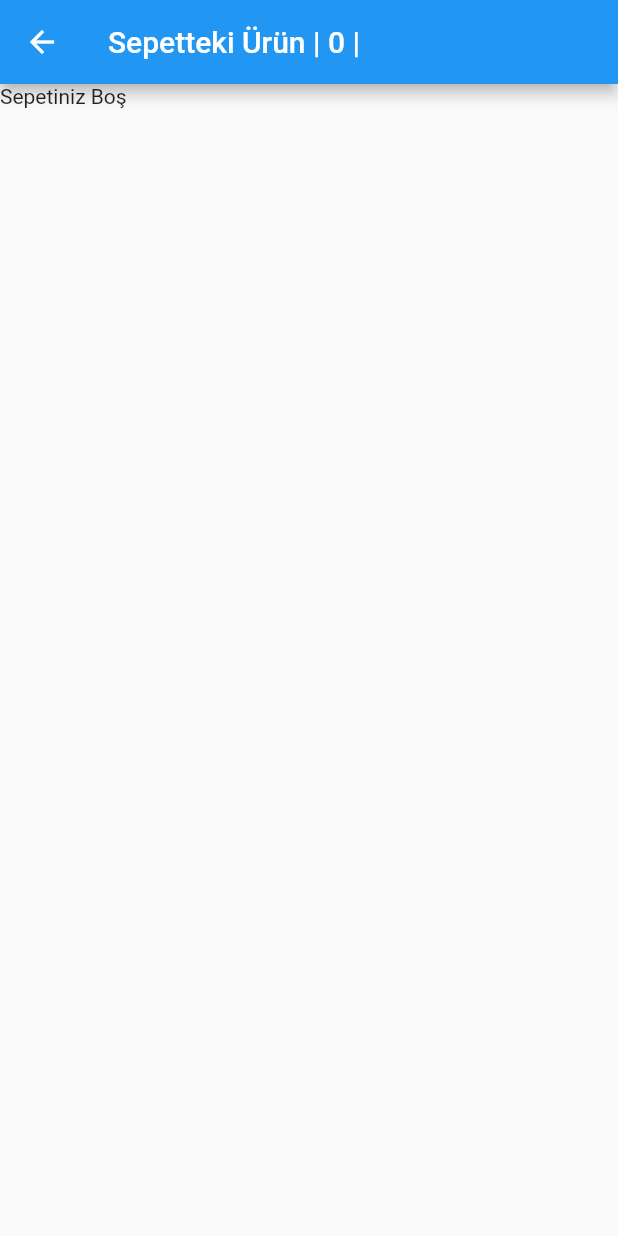
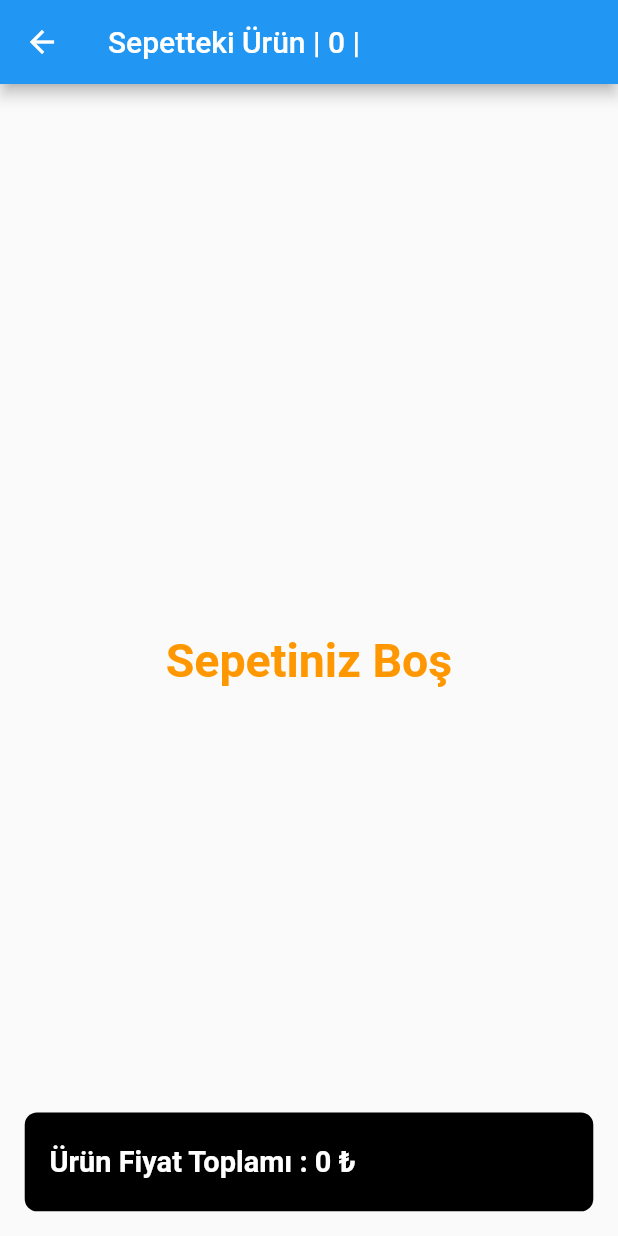
Before and after one commit to oakarakum/provider_json, a Flutter app: the screen it shows after launch, after a tap on the "shopping bag" icon, on a phone screen of 412 x 824 dp. Run offline on Flutter 3.47's test engine with Material 2 defaults, Android fonts, the phone set to English and light mode, and no system bars; our stand-ins replace responsive_sizer; network calls fail.

Commit message:
düzenleme yapıldı.

```diff
--- a/lib/checkout.dart
+++ b/lib/checkout.dart
@@ -16,14 +16,20 @@
   @override
   Widget build(BuildContext context) {
     return Consumer(builder: ((context, Item item, widget) {
-      item.price = "${item.getPrice().toString()} TL";
       return Scaffold(
           appBar:
               AppBar(title: Text("Sepetteki Ürün | ${item.basket!.length} | ")),
           body: Stack(
             children: [
               item.basket!.isEmpty
-                  ? Text("Sepetiniz Boş")
+                  ? Center(
+                      child: Text(
+                      "Sepetiniz Boş",
+                      style: TextStyle(
+                          color: Colors.orange,
+                          fontSize: 31,
+                          fontWeight: FontWeight.bold),
+                    ))
                   : ListView.builder(
                       itemCount: item.basket!.length,
                       itemBuilder: (context, index) {
--- a/lib/productscreen.dart
+++ b/lib/productscreen.dart
@@ -96,8 +96,11 @@
                           ),
                           SizedBox(width: 2.w),
                           Text(
-                            "${item.productList![index]["price"]}",
-                            style: TextStyle(color: Colors.white),
+                            "${item.productList![index]["price"]} ₺",
+                            style: TextStyle(
+                                color: Colors.white,
+                                fontSize: 20,
+                                fontWeight: FontWeight.bold),
                           ),
                           GestureDetector(
                             onTap: () {
```
